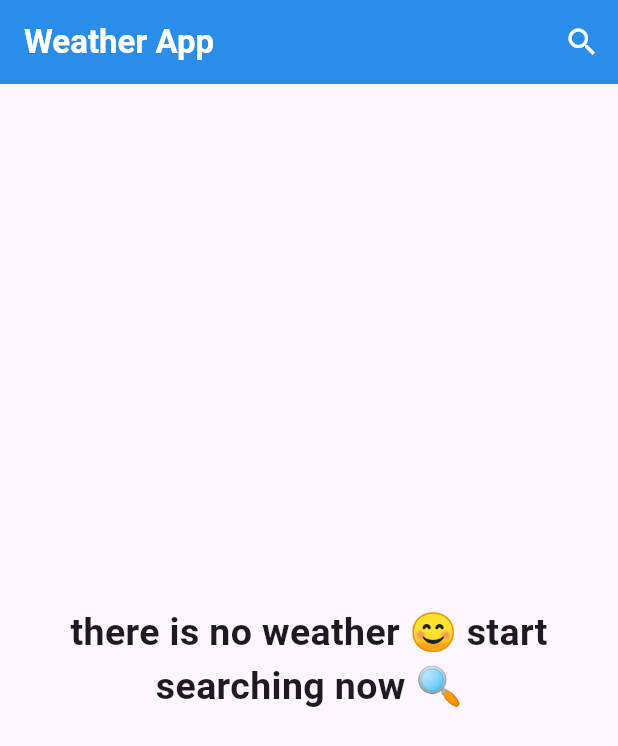
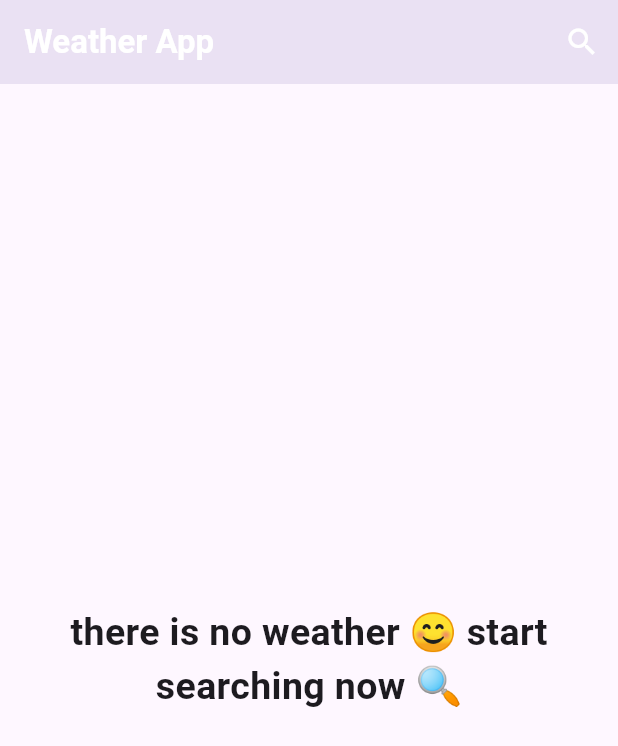
Before and after one commit to mo7ossam44/weather_app, a Flutter app: the screen it shows after launch, on a phone screen of 412 x 824 dp. Shown: the top 746 px of the screen. Run offline on Flutter 3.47's test engine with Material 3 defaults, Android fonts, the phone set to English and light mode, and no system bars; our stand-ins replace dio, flutter_bloc.

```diff
--- a/lib/screens/home_screen.dart
+++ b/lib/screens/home_screen.dart
@@ -1,19 +1,18 @@
 import 'package:flutter/material.dart';
-import 'package:weather/models/weather_model.dart';
+import 'package:flutter_bloc/flutter_bloc.dart';
+import 'package:weather/cubtis/get_weather_cubit/get_weather_cubit.dart';
+import 'package:weather/cubtis/get_weather_cubit/get_weather_states.dart';
 import 'package:weather/screens/search_screen.dart';
 import 'package:weather/widgets/no_weather_data.dart';
 import 'package:weather/widgets/weather_data.dart';
 
 class HomeScreen extends StatelessWidget {
-  HomeScreen({super.key, this.weatherModel});
-
-  WeatherModel? weatherModel;
+  const HomeScreen({super.key});
 
   @override
   Widget build(BuildContext context) {
     return Scaffold(
       appBar: AppBar(
-        backgroundColor: Colors.blue,
         elevation: 10,
         title: Text(
           'Weather App',
@@ -31,9 +30,15 @@ class HomeScreen extends StatelessWidget {
           ),
         ],
       ),
-      body: weatherModel == null
-          ? const NoWeatherData()
-          : WeatherData(weatherModel: weatherModel!),
+      body: BlocBuilder<GetWeatherCubit, WeatherStates>(
+        builder: (context, state) {
+          return state is InitialState
+              ? NoWeatherData()
+              : state is WeatherLoadeddState
+              ? WeatherData()
+              : Text('oops, there was an error');
+        },
+      ),
     );
   }
 }
```
